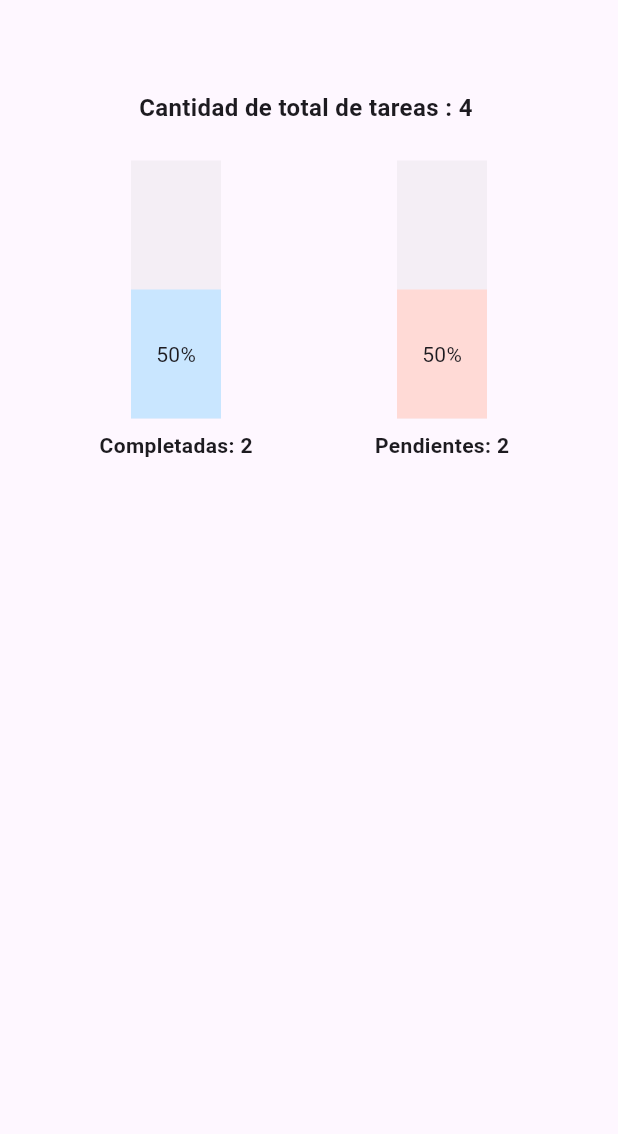
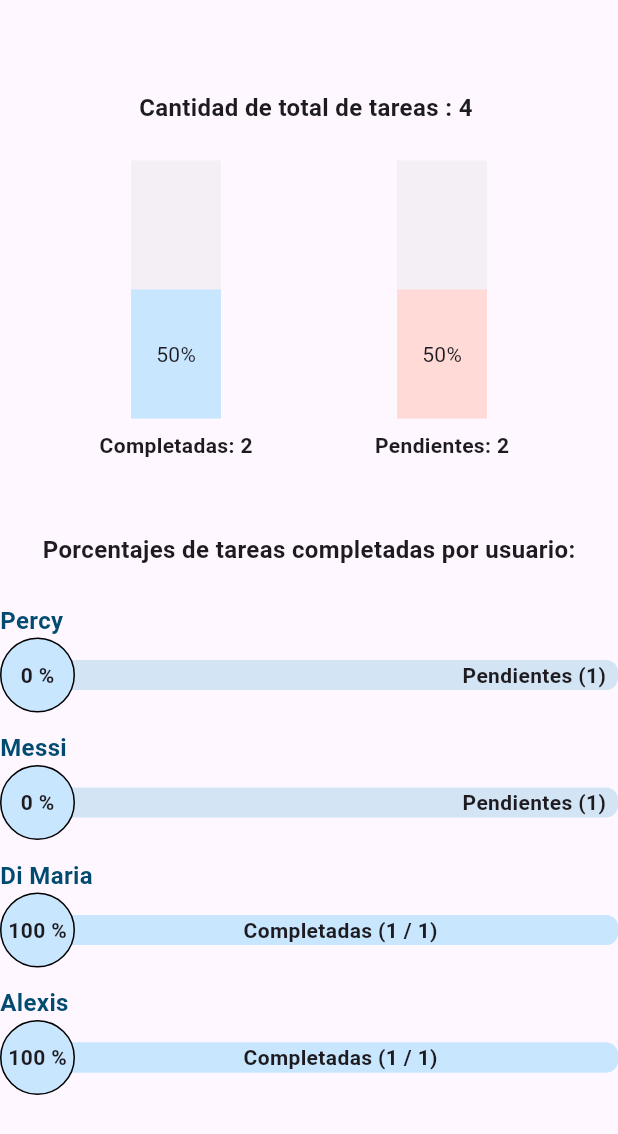
Before and after one commit to BSolPercyTomicha/todo_app, a Flutter app: the StatisticsPage widget shown alone on an empty page, opened directly, on a phone screen of 412 x 824 dp. Shown: the top 1134 px of the screen. Run offline on Flutter 3.47's test engine with Material 3 defaults, Android fonts, the phone set to English and light mode, and no system bars; our stand-ins replace equatable, flutter_bloc, flutter_dotenv, get_it.

Commit message:
ADD: Total task by User Stats

```diff
--- /dev/null
+++ b/lib/features/task/domain/entities/user_task_stats.entity.dart
@@ -0,0 +1,16 @@
+import 'package:equatable/equatable.dart';
+
+class UserTaskStatsEntity extends Equatable {
+  final String userName;
+  final int completed;
+  final int total;
+
+  const UserTaskStatsEntity({
+    required this.userName,
+    required this.completed,
+    required this.total,
+  });
+
+  @override
+  List<Object?> get props => [userName, completed, total];
+}
--- a/lib/features/task/presentation/bloc/task.event.dart
+++ b/lib/features/task/presentation/bloc/task.event.dart
@@ -1,6 +1,8 @@
 part of 'task.bloc.dart';
 
 sealed class TaskEvent {}
+
+class GetUserStats extends TaskEvent {}
 
 class GetTasks extends TaskEvent {
   final TaskFilter filter;
--- a/lib/features/task/presentation/bloc/task.state.dart
+++ b/lib/features/task/presentation/bloc/task.state.dart
@@ -9,12 +9,14 @@ class TaskState extends Equatable {
   final int completedTasks;
   final int totalTasks;
   final String? errorMessage;
+  final List<UserTaskStatsEntity> userStats;
 
   const TaskState({
     required this.tasks,
     required this.currentFilter,
     required this.completedTasks,
     required this.totalTasks,
+    required this.userStats,
     this.status = TaskStatus.initial,
     this.errorMessage,
   });
@@ -25,6 +27,7 @@ class TaskState extends Equatable {
         completedTasks: 0,
         totalTasks: 0,
         status: TaskStatus.initial,
+        userStats: [],
       );
 
   TaskState copyWith({
@@ -34,6 +37,7 @@ class TaskState extends Equatable {
     int? totalTasks,
     TaskStatus? status,
     String? errorMessage,
+    List<UserTaskStatsEntity>? userStats,
   }) {
     return TaskState(
       tasks: tasks ?? this.tasks,
@@ -42,6 +46,7 @@ class TaskState extends Equatable {
       totalTasks: totalTasks ?? this.totalTasks,
       status: status ?? this.status,
       errorMessage: errorMessage ?? this.errorMessage,
+      userStats: userStats ?? this.userStats,
     );
   }
 
@@ -53,5 +58,6 @@ class TaskState extends Equatable {
         totalTasks,
         status,
         errorMessage,
+        userStats,
       ];
 }
--- a/lib/features/task/presentation/pages/statistics.page.dart
+++ b/lib/features/task/presentation/pages/statistics.page.dart
@@ -3,6 +3,7 @@ import 'package:flutter_bloc/flutter_bloc.dart';
 import 'tasks.page.dart';
 import '../bloc/task.bloc.dart';
 import '../widgets/statistics_charts.widget.dart';
+import '../widgets/preview_statistics_info.widget.dart';
 
 class StatisticsPage extends StatelessWidget {
   const StatisticsPage({super.key});
@@ -55,6 +56,59 @@ class StatisticsPage extends StatelessWidget {
             );
           },
         ),
+        const SizedBox(
+          height: 48,
+        ),
+        BlocBuilder<TaskBloc, TaskState>(
+          builder: (context, state) {
+            if (state.status == TaskStatus.success) {
+              return Column(
+                children: [
+                  const Text(
+                    'Porcentajes de tareas completadas por usuario:',
+                    style: TextStyle(
+                      fontWeight: FontWeight.bold,
+                      fontSize: 16,
+                    ),
+                  ),
+                  const SizedBox(
+                    height: 24,
+                  ),
+                  ...state.userStats
+                      .map(
+                        (userStats) => Column(
+                          crossAxisAlignment: CrossAxisAlignment.start,
+                          children: [
+                            Text(
+                              userStats.userName,
+                              style: TextStyle(
+                                fontWeight: FontWeight.bold,
+                                fontSize: 16,
+                                color: Theme.of(context)
+                                    .colorScheme
+                                    .onPrimaryContainer,
+                              ),
+                            ),
+                            PreviewStatisticsInfo(
+                              completedTasks: userStats.completed,
+                              totalTasks: userStats.total,
+                            ),
+                            const SizedBox(
+                              height: 12,
+                            ),
+                          ],
+                        ),
+                      )
+                      .toList(),
+                ],
+              );
+            }
+            return const Padding(
+              padding: EdgeInsets.all(32.0),
+              child: Text('No existen datos aún'),
+            );
+          },
+        ),
       ],
     );
   }
```
Also changed, not shown: lib/features/task/presentation/bloc/task.bloc.dart (+47 -0 lines).
